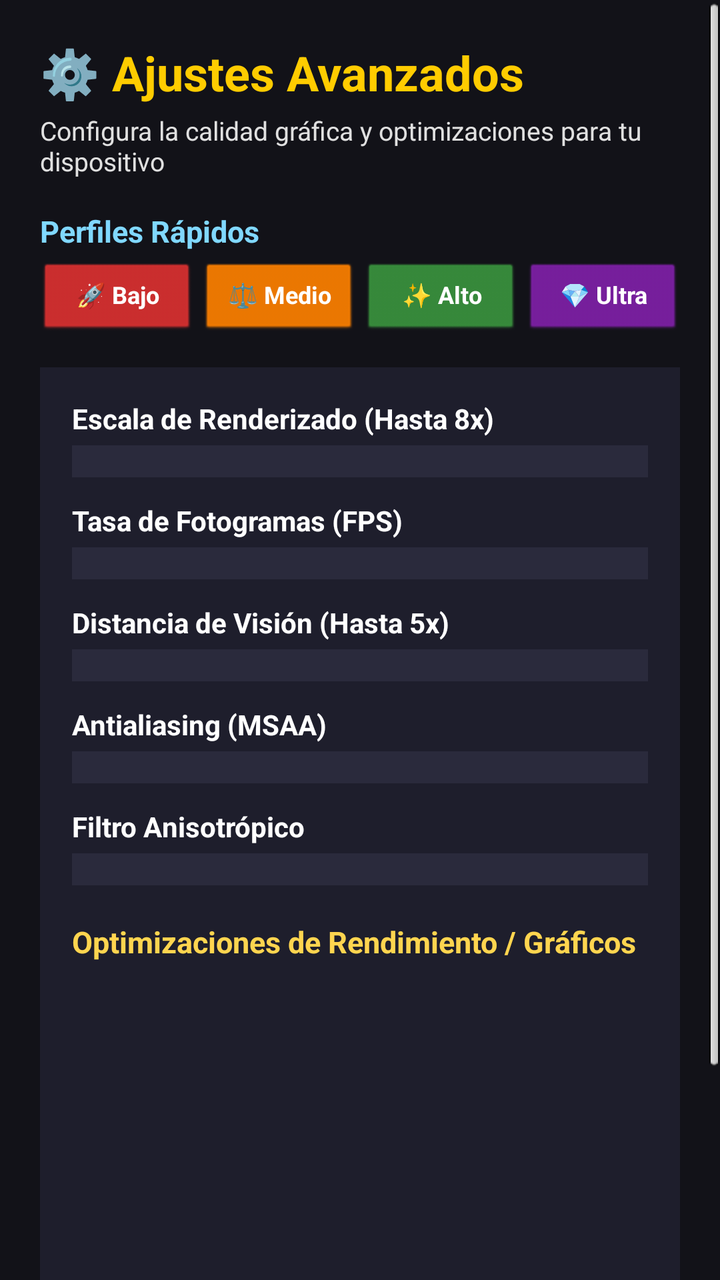
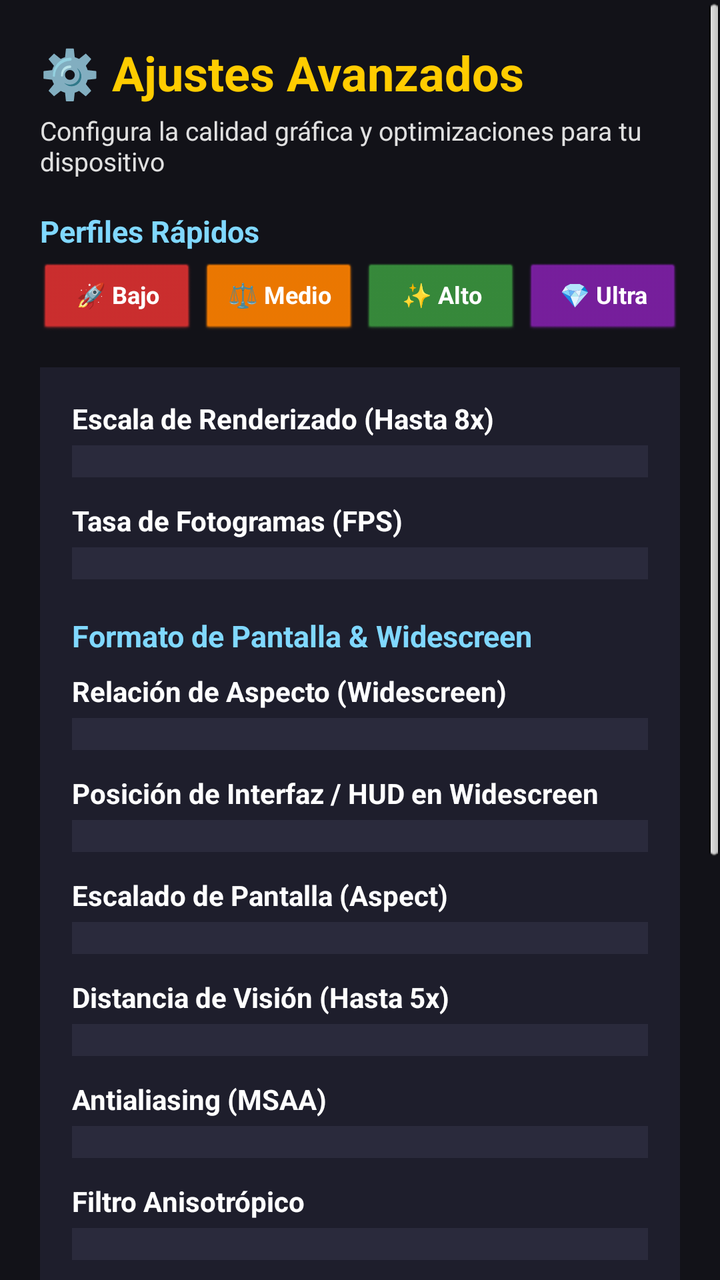

An Android layout rendered at two revisions. The XML below is the earlier revision; the diff shows what the commit changed to produce the second picture.
<!-- AndroidManifest.xml: application theme android:Theme.NoTitleBar.Fullscreen -->
<!-- res/layout/activity_advanced_settings.xml -->
<?xml version="1.0" encoding="utf-8"?>
<ScrollView xmlns:android="http://schemas.android.com/apk/res/android"
    android:layout_width="match_parent"
    android:layout_height="match_parent"
    android:background="#121218"
    android:fillViewport="true">

    <LinearLayout
        android:layout_width="match_parent"
        android:layout_height="wrap_content"
        android:orientation="vertical"
        android:padding="20dp">

        <TextView
            android:layout_width="wrap_content"
            android:layout_height="wrap_content"
            android:text="⚙️ Ajustes Avanzados"
            android:textColor="#FFCC00"
            android:textSize="24sp"
            android:textStyle="bold" />

        <TextView
            android:layout_width="wrap_content"
            android:layout_height="wrap_content"
            android:layout_marginTop="4dp"
            android:text="Configura la calidad gráfica y optimizaciones para tu dispositivo"
            android:textColor="#E0E0E0"
            android:textSize="13sp" />

        
        <TextView
            android:layout_width="wrap_content"
            android:layout_height="wrap_content"
            android:layout_marginTop="16dp"
            android:text="Perfiles Rápidos"
            android:textColor="#80D8FF"
            android:textSize="15sp"
            android:textStyle="bold" />

        <LinearLayout
            android:layout_width="match_parent"
            android:layout_height="wrap_content"
            android:layout_marginTop="6dp"
            android:orientation="horizontal">

            <Button
                android:id="@+id/btnPresetLow"
                style="?android:attr/buttonStyleSmall"
                android:layout_width="0dp"
                android:layout_height="wrap_content"
                android:layout_weight="1"
                android:backgroundTint="#D32F2F"
                android:text="🚀 Bajo"
                android:textColor="#FFFFFF"
                android:textSize="12sp"
                android:textStyle="bold" />

            <Button
                android:id="@+id/btnPresetBalanced"
                style="?android:attr/buttonStyleSmall"
                android:layout_width="0dp"
                android:layout_height="wrap_content"
                android:layout_weight="1"
                android:layout_marginStart="4dp"
                android:backgroundTint="#F57C00"
                android:text="⚖️ Medio"
                android:textColor="#FFFFFF"
                android:textSize="12sp"
                android:textStyle="bold" />

            <Button
                android:id="@+id/btnPresetHigh"
                style="?android:attr/buttonStyleSmall"
                android:layout_width="0dp"
                android:layout_height="wrap_content"
                android:layout_weight="1"
                android:layout_marginStart="4dp"
                android:backgroundTint="#388E3C"
                android:text="✨ Alto"
                android:textColor="#FFFFFF"
                android:textSize="12sp"
                android:textStyle="bold" />

            <Button
                android:id="@+id/btnPresetUltra"
                style="?android:attr/buttonStyleSmall"
                android:layout_width="0dp"
                android:layout_height="wrap_content"
                android:layout_weight="1"
                android:layout_marginStart="4dp"
                android:backgroundTint="#7B1FA2"
                android:text="💎 Ultra"
                android:textColor="#FFFFFF"
                android:textSize="12sp"
                android:textStyle="bold" />

        </LinearLayout>

        
        <LinearLayout
            android:layout_width="match_parent"
            android:layout_height="wrap_content"
            android:layout_marginTop="16dp"
            android:background="#1E1E2C"
            android:orientation="vertical"
            android:padding="16dp">

            
            <TextView
                android:layout_width="wrap_content"
                android:layout_height="wrap_content"
                android:text="Escala de Renderizado (Hasta 8x)"
                android:textColor="#FFFFFF"
                android:textSize="14sp"
                android:textStyle="bold" />

            <Spinner
                android:id="@+id/spRenderScale"
                android:layout_width="match_parent"
                android:layout_height="wrap_content"
                android:layout_marginTop="4dp"
                android:background="#2A2A3C"
                android:padding="8dp" />

            
            <TextView
                android:layout_width="wrap_content"
                android:layout_height="wrap_content"
                android:layout_marginTop="12dp"
                android:text="Tasa de Fotogramas (FPS)"
                android:textColor="#FFFFFF"
                android:textSize="14sp"
                android:textStyle="bold" />

            <Spinner
                android:id="@+id/spFrameRate"
                android:layout_width="match_parent"
                android:layout_height="wrap_content"
                android:layout_marginTop="4dp"
                android:background="#2A2A3C"
                android:padding="8dp" />

            <TextView
                android:id="@+id/tvFrameRateNote"
                android:layout_width="match_parent"
                android:layout_height="wrap_content"
                android:layout_marginTop="4dp"
                android:text="⚠️ 60 FPS exige alto rendimiento de procesador y GPU (30 FPS es lo recomendado para dispositivos gama media/baja)."
                android:textColor="#FFB74D"
                android:textSize="12sp"
                android:visibility="gone" />

            
            <TextView
                android:layout_width="wrap_content"
                android:layout_height="wrap_content"
                android:layout_marginTop="12dp"
                android:text="Distancia de Visión (Hasta 5x)"
                android:textColor="#FFFFFF"
                android:textSize="14sp"
                android:textStyle="bold" />

            <Spinner
                android:id="@+id/spDrawDistance"
                android:layout_width="match_parent"
                android:layout_height="wrap_content"
                android:layout_marginTop="4dp"
                android:background="#2A2A3C"
                android:padding="8dp" />

            
            <TextView
                android:layout_width="wrap_content"
                android:layout_height="wrap_content"
                android:layout_marginTop="12dp"
                android:text="Antialiasing (MSAA)"
                android:textColor="#FFFFFF"
                android:textSize="14sp"
                android:textStyle="bold" />

            <Spinner
                android:id="@+id/spMsaa"
                android:layout_width="match_parent"
                android:layout_height="wrap_content"
                android:layout_marginTop="4dp"
                android:background="#2A2A3C"
                android:padding="8dp" />

            
            <TextView
                android:layout_width="wrap_content"
                android:layout_height="wrap_content"
                android:layout_marginTop="12dp"
                android:text="Filtro Anisotrópico"
                android:textColor="#FFFFFF"
                android:textSize="14sp"
                android:textStyle="bold" />

            <Spinner
                android:id="@+id/spAniso"
                android:layout_width="match_parent"
                android:layout_height="wrap_content"
                android:layout_marginTop="4dp"
                android:background="#2A2A3C"
                android:padding="8dp" />

            
            <TextView
                android:layout_width="wrap_content"
                android:layout_height="wrap_content"
                android:layout_marginTop="18dp"
                android:text="Optimizaciones de Rendimiento / Gráficos"
                android:textColor="#FFD54F"
                android:textSize="15sp"
                android:textStyle="bold" />

            <Switch
                android:id="@+id/swDisableShadows"
                android:layout_width="match_parent"
                android:layout_height="wrap_content"
                android:layout_marginTop="10dp"
                android:padding="4dp"
                android:showText="false"
                android:textColor="#FFFFFF"
                android:textOff=""
                android:textOn=""
                android:textSize="14sp"
                android:textStyle="bold" />

            <Switch
                android:id="@+id/swDisableReflections"
                android:layout_width="match_parent"
                android:layout_height="wrap_content"
                android:layout_marginTop="10dp"
                android:padding="4dp"
                android:showText="false"
                android:textColor="#FFFFFF"
                android:textOff=""
                android:textOn=""
                android:textSize="14sp"
                android:textStyle="bold" />

            <Switch
                android:id="@+id/swDisableWaterAnim"
                android:layout_width="match_parent"
                android:layout_height="wrap_content"
                android:layout_marginTop="10dp"
                android:padding="4dp"
                android:showText="false"
                android:textColor="#FFFFFF"
                android:textOff=""
                android:textOn=""
                android:textSize="14sp"
                android:textStyle="bold" />

            <Switch
                android:id="@+id/swDisableShimmer"
                android:layout_width="match_parent"
                android:layout_height="wrap_content"
                android:layout_marginTop="10dp"
                android:padding="4dp"
                android:showText="false"
                android:textColor="#FFFFFF"
                android:textOff=""
                android:textOn=""
                android:textSize="14sp"
                android:textStyle="bold" />

            <Switch
                android:id="@+id/swFxaa"
                android:layout_width="match_parent"
                android:layout_height="wrap_content"
                android:layout_marginTop="10dp"
                android:padding="4dp"
                android:showText="false"
                android:textColor="#FFFFFF"
                android:textOff=""
                android:textOn=""
                android:textSize="14sp"
                android:textStyle="bold" />

        </LinearLayout>

        <LinearLayout
            android:layout_width="match_parent"
            android:layout_height="wrap_content"
            android:layout_marginTop="16dp"
            android:orientation="horizontal">

            <Button
                android:id="@+id/btnCancel"
                android:layout_width="0dp"
                android:layout_height="wrap_content"
                android:layout_weight="1"
                android:backgroundTint="#455A64"
                android:paddingTop="12dp"
                android:paddingBottom="12dp"
                android:text="Cancelar"
                android:textColor="#FFFFFF"
                android:textStyle="bold" />

            <Button
                android:id="@+id/btnSave"
                android:layout_width="0dp"
                android:layout_height="wrap_content"
                android:layout_weight="1"
                android:layout_marginStart="8dp"
                android:backgroundTint="#2E7D32"
                android:paddingTop="12dp"
                android:paddingBottom="12dp"
                android:text="💾 Guardar Ajustes"
                android:textColor="#FFFFFF"
                android:textStyle="bold" />

        </LinearLayout>

    </LinearLayout>

</ScrollView>
<!-- resources referenced by this layout -->
<resources>

</resources>

<!-- the commit's change to res/layout/activity_advanced_settings.xml (unified diff, before → after) -->
@@ -154,6 +154,70 @@
             <TextView
                 android:layout_width="wrap_content"
                 android:layout_height="wrap_content"
+                android:layout_marginTop="18dp"
+                android:text="Formato de Pantalla &amp; Widescreen"
+                android:textColor="#80D8FF"
+                android:textSize="15sp"
+                android:textStyle="bold" />
+
+            
+            <TextView
+                android:layout_width="wrap_content"
+                android:layout_height="wrap_content"
+                android:layout_marginTop="8dp"
+                android:text="Relación de Aspecto (Widescreen)"
+                android:textColor="#FFFFFF"
+                android:textSize="14sp"
+                android:textStyle="bold" />
+
+            <Spinner
+                android:id="@+id/spWidescreen"
+                android:layout_width="match_parent"
+                android:layout_height="wrap_content"
+                android:layout_marginTop="4dp"
+                android:background="#2A2A3C"
+                android:padding="8dp" />
+
+            
+            <TextView
+                android:layout_width="wrap_content"
+                android:layout_height="wrap_content"
+                android:layout_marginTop="12dp"
+                android:text="Posición de Interfaz / HUD en Widescreen"
+                android:textColor="#FFFFFF"
+                android:textSize="14sp"
+                android:textStyle="bold" />
+
+            <Spinner
+                android:id="@+id/spWidescreenHud"
+                android:layout_width="match_parent"
+                android:layout_height="wrap_content"
+                android:layout_marginTop="4dp"
+                android:background="#2A2A3C"
+                android:padding="8dp" />
+
+            
+            <TextView
+                android:layout_width="wrap_content"
+                android:layout_height="wrap_content"
+                android:layout_marginTop="12dp"
+                android:text="Escalado de Pantalla (Aspect)"
+                android:textColor="#FFFFFF"
+                android:textSize="14sp"
+                android:textStyle="bold" />
+
+            <Spinner
+                android:id="@+id/spAspect"
+                android:layout_width="match_parent"
+                android:layout_height="wrap_content"
+                android:layout_marginTop="4dp"
+                android:background="#2A2A3C"
+                android:padding="8dp" />
+
+            
+            <TextView
+                android:layout_width="wrap_content"
+                android:layout_height="wrap_content"
                 android:layout_marginTop="12dp"
                 android:text="Distancia de Visión (Hasta 5x)"
                 android:textColor="#FFFFFF"
